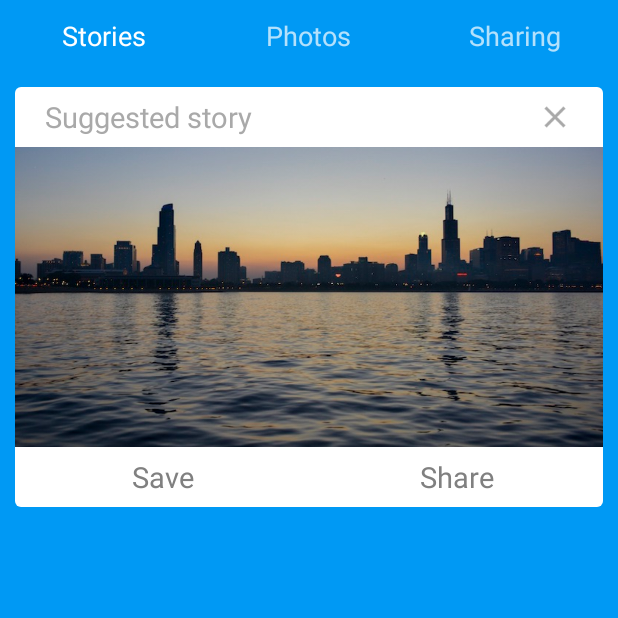
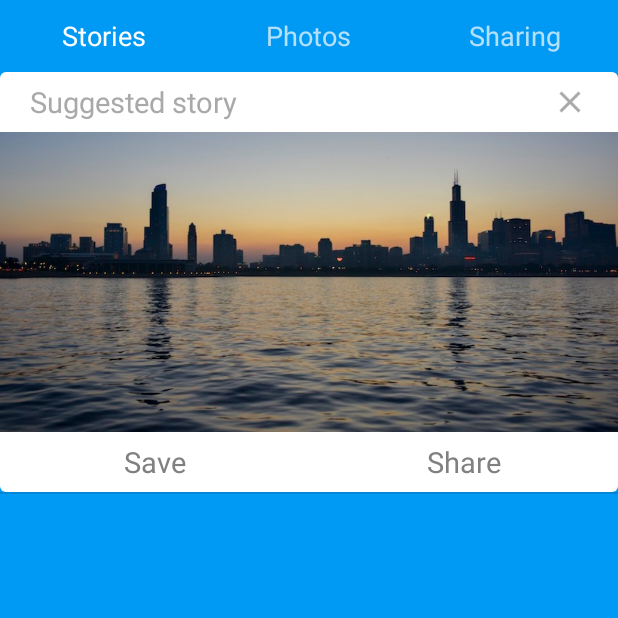
Before and after one commit to iferdelja/colored-tabs, an Android app: the screen it shows after launch (MainActivity), on a phone screen of 412 x 824 dp, the top half of it. Run offline under Robolectric (Android 15) with nearby library versions, the phone set to English and light mode, and no system bars.

Commit message:
Set up story adapter.

```diff
--- a/android/ColoredTabs/app/src/main/java/com/ivanferdelja/coloredtabs/MainActivity.java
+++ b/android/ColoredTabs/app/src/main/java/com/ivanferdelja/coloredtabs/MainActivity.java
@@ -1,6 +1,7 @@
 package com.ivanferdelja.coloredtabs;
 
 import android.animation.ArgbEvaluator;
+import android.app.ListFragment;
 import android.os.Bundle;
 import android.support.design.widget.TabLayout;
 import android.support.v4.app.Fragment;
@@ -61,7 +62,11 @@ public class MainActivity extends AppCompatActivity {
             public Fragment getItem(int position) {
                 switch (position) {
                     case 0:
-                        return new StoryFragment();
+                        android.support.v4.app.ListFragment fragment = new android.support.v4.app.ListFragment();
+                        StoryAdapter adapter = new StoryAdapter(getApplicationContext(), 0);
+                        adapter.add(Story.create(R.drawable.story1, "Story description"));
+                        fragment.setListAdapter(adapter);
+                        return fragment;
                     case 1:
                         return new PhotoFragment();
                     case 2:
@@ -125,11 +130,11 @@ public class MainActivity extends AppCompatActivity {
         }
     }
 
-    public static class StoryFragment extends Fragment {
-        @Override
-        public View onCreateView(LayoutInflater inflater, ViewGroup container, Bundle savedInstanceState) {
-            return inflater.inflate(R.layout.fragment_stories, container, false);
-        }
+    public static class StoryFragment extends android.support.v4.app.ListFragment {
+//        @Override
+//        public View onCreateView(LayoutInflater inflater, ViewGroup container, Bundle savedInstanceState) {
+//            return inflater.inflate(R.layout.fragment_stories, container, false);
+//        }
     }
 
     public static class PhotoFragment extends Fragment {
--- /dev/null
+++ b/android/ColoredTabs/app/src/main/java/com/ivanferdelja/coloredtabs/Story.java
@@ -0,0 +1,14 @@
+package com.ivanferdelja.coloredtabs;
+
+
+public class Story {
+    public int imageResource;
+    public String description;
+
+    public static Story create(int imageResource, String description) {
+        Story story = new Story();
+        story.description = description;
+        story.imageResource = imageResource;
+        return story;
+    }
+}
--- /dev/null
+++ b/android/ColoredTabs/app/src/main/java/com/ivanferdelja/coloredtabs/StoryAdapter.java
@@ -0,0 +1,28 @@
+package com.ivanferdelja.coloredtabs;
+
+import android.content.Context;
+import android.view.LayoutInflater;
+import android.view.View;
+import android.view.ViewGroup;
+import android.widget.ArrayAdapter;
+import android.widget.ImageView;
+
+public class StoryAdapter extends ArrayAdapter<Story> {
+
+    public StoryAdapter(Context context, int resource) {
+        super(context, resource);
+    }
+
+    public View getView(int position, View convertView, ViewGroup parent) {
+        View storyView = convertView;
+        if (storyView == null) {
+            storyView = LayoutInflater.from(getContext()).inflate(R.layout.story, null);
+        }
+
+        Story story = getItem(position);
+
+        ImageView storyImage = (ImageView) storyView.findViewById(R.id.image);
+        storyImage.setImageResource(story.imageResource);
+        return storyView;
+    }
+}
--- /dev/null
+++ b/android/ColoredTabs/app/src/main/res/layout/story.xml
@@ -0,0 +1,37 @@
+<RelativeLayout
+    android:id="@+id/story1"
+    style="@style/Story"
+    xmlns:android="http://schemas.android.com/apk/res/android"
+    android:layout_alignParentTop="true">
+
+    <TextView
+        android:id="@+id/title"
+        style="@style/StoryTitle"
+        android:drawableRight="@drawable/ic_clear_black_24dp"
+        android:drawableTint="@color/storyTitle"
+        android:text="Suggested story"/>
+
+    <ImageView
+        android:id="@+id/image"
+        android:layout_width="match_parent"
+        android:layout_height="200dp"
+        android:layout_below="@id/title"
+        android:scaleType="centerCrop"
+        android:src="@drawable/story1"/>
+
+    <LinearLayout
+        android:layout_width="match_parent"
+        android:layout_height="40dp"
+        android:layout_below="@id/image"
+        android:orientation="horizontal">
+
+        <TextView
+            style="@style/StoryAction"
+            android:text="Save"/>
+
+        <TextView
+            style="@style/StoryAction"
+            android:text="Share"/>
+    </LinearLayout>
+
+</RelativeLayout>
```
Also changed, not shown: android/ColoredTabs/app/src/main/res/values/styles.xml (line endings or trailing spaces).
